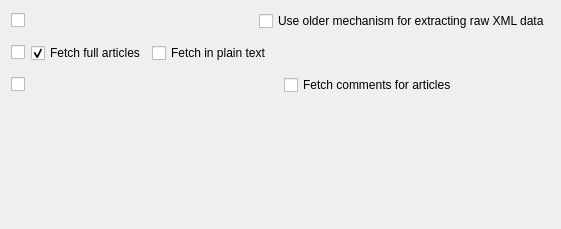
This is src/librssguard-standard/src/gui/standardfeedexpdetails.ui in martinrotter/rssguard as Qt 5 draws it before an edit. The edited form follows.
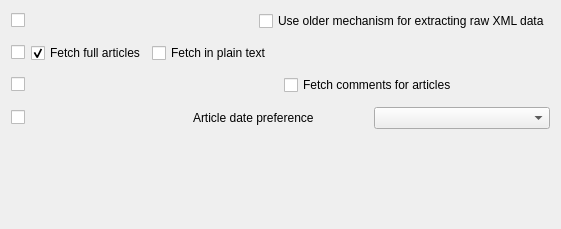
This is the edited form. Custom widgets are drawn as their Qt base class.

Commit message: many fixes in DB layer abstractions + ability to selecte article date preference #2024

Patch:
```diff
--- a/src/librssguard-standard/src/gui/standardfeedexpdetails.ui
+++ b/src/librssguard-standard/src/gui/standardfeedexpdetails.ui
@@ -97,6 +97,23 @@
      </item>
     </layout>
    </item>
+   <item row="6" column="0" colspan="2">
+    <layout class="QHBoxLayout" name="horizontalLayout_3">
+     <item>
+      <widget class="MultiFeedEditCheckBox" name="m_mcbPublishedInsteadOfUpdated"/>
+     </item>
+     <item>
+      <widget class="QLabel" name="label">
+       <property name="text">
+        <string>Article date preference</string>
+       </property>
+      </widget>
+     </item>
+     <item>
+      <widget class="QComboBox" name="m_cmbPublishedInsteadOfUpdated"/>
+     </item>
+    </layout>
+   </item>
    <item row="1" column="0" colspan="2">
     <widget class="HelpSpoiler" name="m_helpDontUseRawXml" native="true"/>
    </item>
```
Left out of the diff: 5 changed lines with no effect on the pictures. The commit also changes 16 other files.
